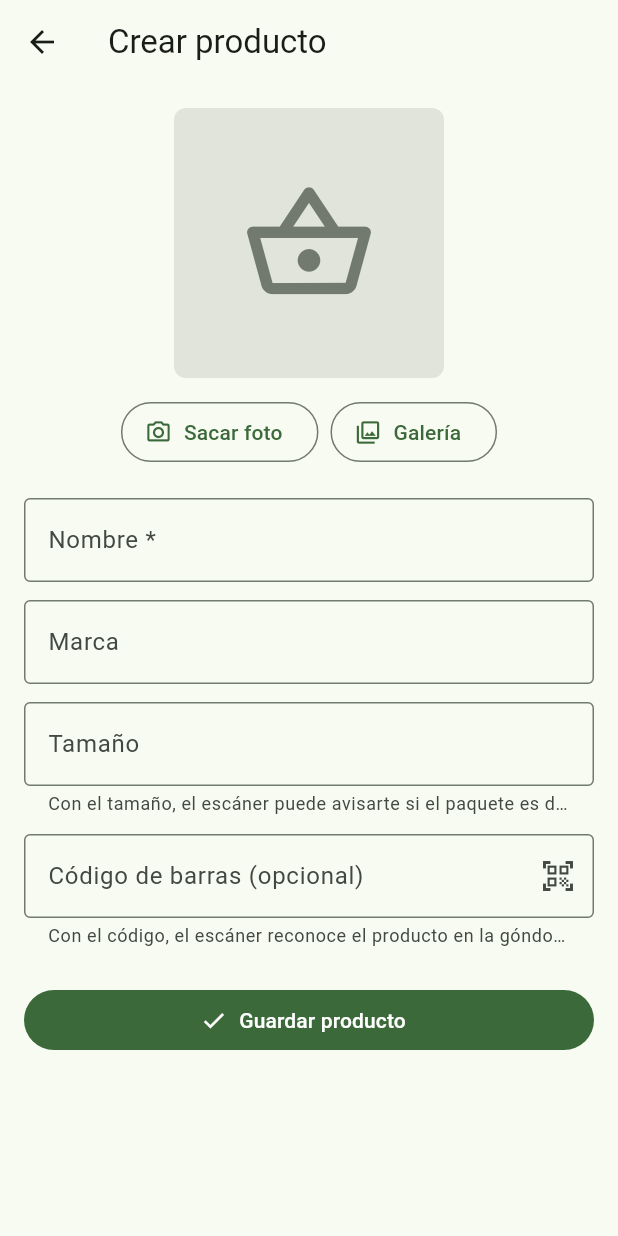
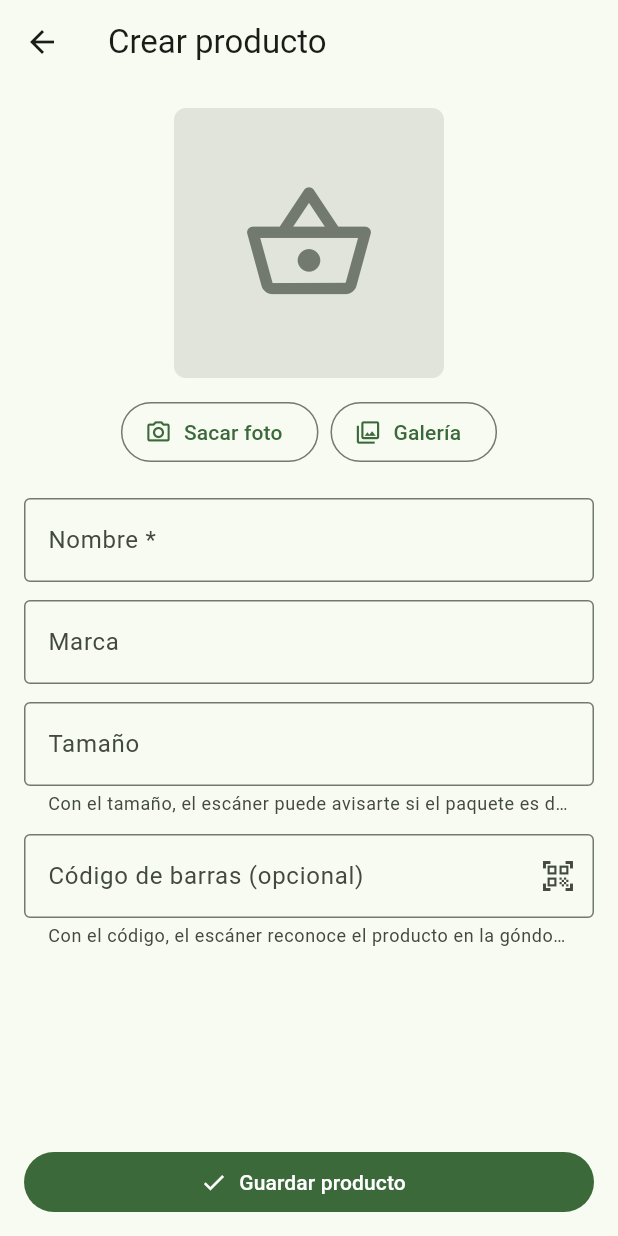
Before and after one commit to B3njaminGC/SuperCheck, a Flutter app: the CreateProductPage screen opened directly, on a phone screen of 412 x 824 dp. Run offline on Flutter 3.47's test engine with Material 3 defaults, Android fonts, the phone set to English and light mode, and no system bars; our stand-ins replace cached_network_image, equatable, flutter_riverpod, image_picker, shared_preferences, supabase_flutter; missing offline and left inert: mobile_scanner; accounts and stored records are empty.

Commit message:
Crear producto: botón Guardar siempre visible
Co-Authored-By: Claude Sonnet 5.5 <noreply@anthropic.com>
Claude-Session: https://claude.ai/code/session_01Rt3H6sA7TqRYneDY3hFnkq

```diff
--- a/lib/features/products/presentation/create_product_page.dart
+++ b/lib/features/products/presentation/create_product_page.dart
@@ -103,6 +103,17 @@ class _CreateProductPageState extends ConsumerState<CreateProductPage> {
 
     return Scaffold(
       appBar: AppBar(title: Text(editing ? 'Editar producto' : 'Crear producto')),
+      // El botón queda siempre a la vista (también con el teclado abierto).
+      bottomNavigationBar: SafeArea(
+        child: Padding(
+          padding: const EdgeInsets.fromLTRB(16, 8, 16, 12),
+          child: FilledButton.icon(
+            onPressed: _saving ? null : _save,
+            icon: const Icon(Icons.check),
+            label: Text(editing ? 'Guardar cambios' : 'Guardar producto'),
+          ),
+        ),
+      ),
       body: ListView(
         padding: const EdgeInsets.all(16),
         children: [
@@ -188,12 +199,6 @@ class _CreateProductPageState extends ConsumerState<CreateProductPage> {
               ),
             ),
           ),
-          const SizedBox(height: 24),
-          FilledButton.icon(
-            onPressed: _saving ? null : _save,
-            icon: const Icon(Icons.check),
-            label: Text(editing ? 'Guardar cambios' : 'Guardar producto'),
-          ),
         ],
       ),
     );
```
